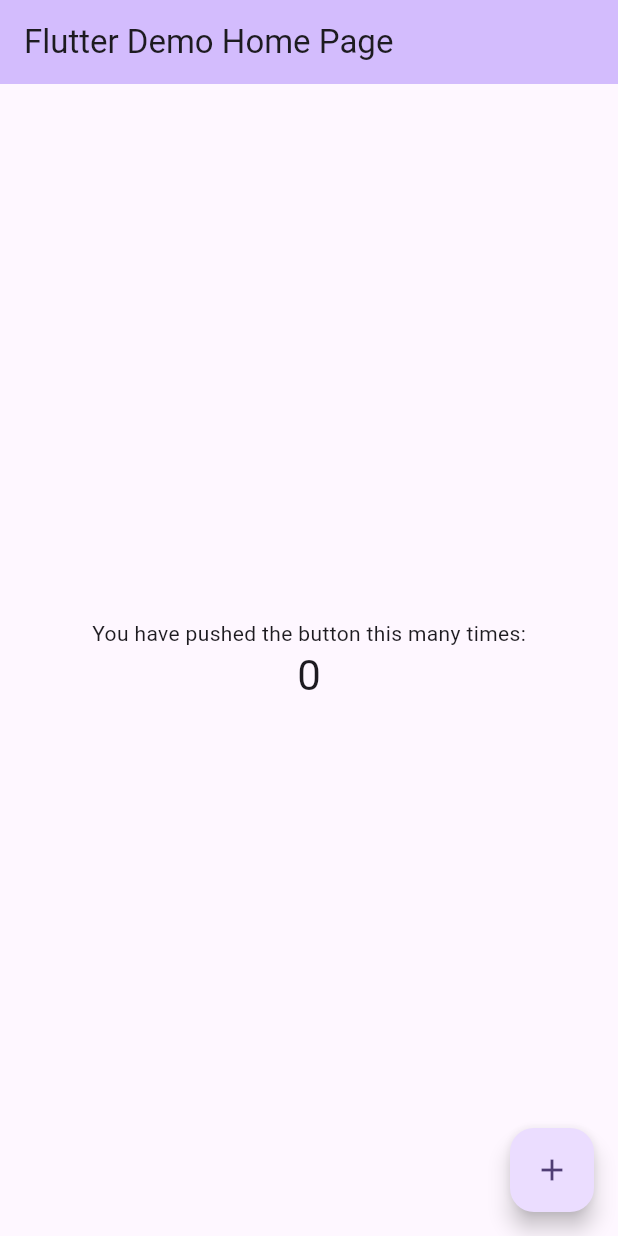
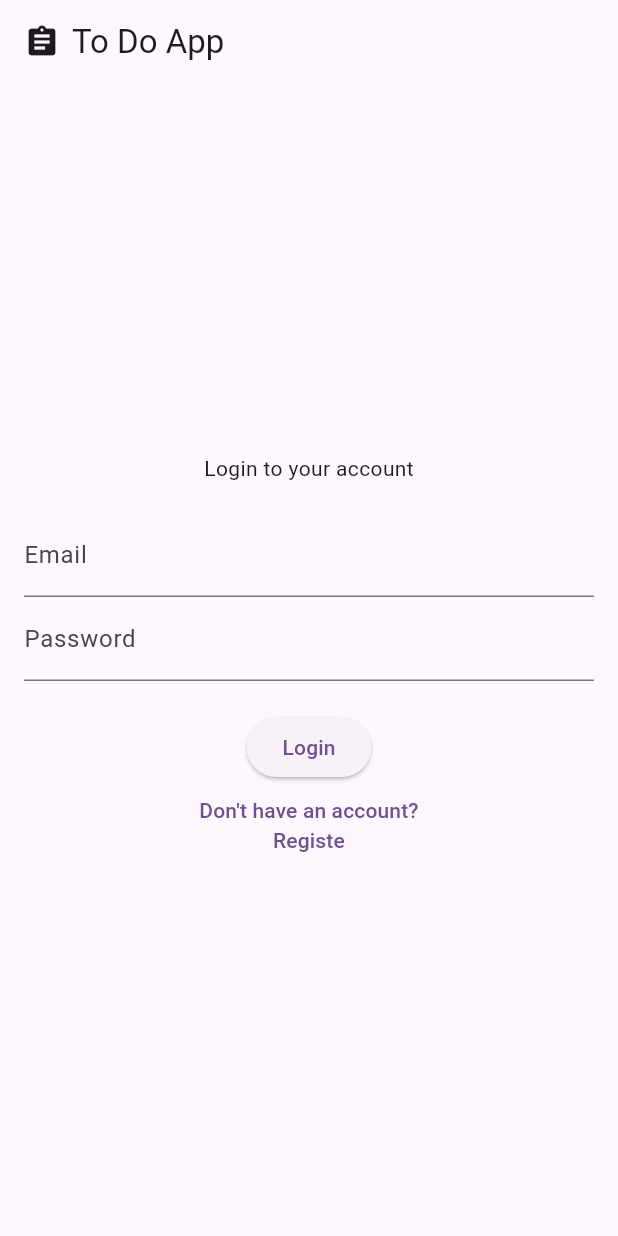
Before and after one commit to VMarkovicz/task_manager_app, a Flutter app: the screen it shows after launch, on a phone screen of 412 x 824 dp. Run offline on Flutter 3.47's test engine with Material 3 defaults, Android fonts, the phone set to English and light mode, and no system bars; our stand-ins replace firebase_auth, firebase_core; accounts and stored records are empty.

Commit message:
feat: authentication (register and login)

```diff
--- /dev/null
+++ b/lib/app.dart
@@ -0,0 +1,17 @@
+import 'package:flutter/material.dart';
+import 'package:task_manager_app/authentication/login_page.dart';
+
+class App extends StatelessWidget {
+    const App({super.key});
+
+    @override
+    Widget build(BuildContext context) {
+        return MaterialApp(
+            theme: ThemeData(
+                colorScheme: ColorScheme.fromSeed(seedColor: Colors.deepPurple),
+            ),
+            home: LoginPage(),
+            debugShowCheckedModeBanner: false,
+        );
+    }
+}
--- /dev/null
+++ b/lib/authentication/auth_service.dart
@@ -0,0 +1,41 @@
+import 'package:firebase_auth/firebase_auth.dart';
+
+class AuthService {
+    final FirebaseAuth _auth = FirebaseAuth.instance;
+
+    // Cadastro
+    Future<User?> registerWithEmailAndPassword(String email, String password) async {
+        try {
+            UserCredential result = await _auth.createUserWithEmailAndPassword(
+                email: email,
+                password: password,
+            );
+            return result.user;
+        } catch (e) {
+            print("Erro no cadastro: $e");
+            return null;
+        }
+    }
+
+    // Login
+    Future<User?> signInWithEmailAndPassword(String email, String password) async {
+        try {
+            UserCredential result = await _auth.signInWithEmailAndPassword(
+                email: email,
+                password: password,
+            );
+            return result.user;
+        } catch (e) {
+            print("Erro no login: $e");
+            return null;
+        }
+    }
+
+    // Logout
+    Future<void> signOut() async {
+        await _auth.signOut();
+    }
+
+    // Verificar usuário logado
+    Stream<User?> get userChanges => _auth.authStateChanges();
+}
--- /dev/null
+++ b/lib/authentication/login_page.dart
@@ -0,0 +1,92 @@
+import 'package:firebase_auth/firebase_auth.dart';
+import 'package:flutter/material.dart';
+import 'package:task_manager_app/authentication/register_page.dart';
+import 'package:task_manager_app/home_page.dart';
+import 'auth_service.dart';
+
+class LoginPage extends StatefulWidget {
+    const LoginPage({super.key});
+
+    @override
+    State<LoginPage> createState() => _LoginPageState();
+}
+
+class _LoginPageState extends State<LoginPage> {
+    final TextEditingController _emailController = TextEditingController();
+    final TextEditingController _passwordController = TextEditingController();
+    final AuthService _auth = AuthService();
+
+    @override
+    Widget build(BuildContext context) {
+        return Scaffold(
+            appBar: AppBar(
+                title: Row(
+                    children: [
+                        Icon(Icons.assignment),
+                        SizedBox(width: 8),
+                        Text('To Do App'),
+                    ],
+                ),
+            ),
+            body: Padding(
+                padding: const EdgeInsets.all(16.0),
+                child: Column(
+                    mainAxisAlignment: MainAxisAlignment.center,
+                    children: [
+                        Text("Login to your account"),
+                        SizedBox(height: 20),
+                        TextField(
+                            controller: _emailController,
+                            decoration: InputDecoration(labelText: 'Email'),
+                        ),
+                        TextField(
+                            controller: _passwordController,
+                            decoration: InputDecoration(labelText: 'Password'),
+                            obscureText: true,
+                        ),
+                        SizedBox(height: 20),
+                        ElevatedButton(
+                            onPressed: () async {
+                                User? user = await _auth.signInWithEmailAndPassword(
+                                    _emailController.text.trim(),
+                                    _passwordController.text.trim(),
+                                );
+
+                                if (!mounted) return;
+
+                                if (user != null) {
+                                    Navigator.push(
+                                        context,
+                                        MaterialPageRoute(builder: (context) => HomePage()),
+                                    );
+                                }
+                            },
+                            child: Text('Login'),
+                        ),
+                        TextButton(
+                            onPressed: () {
+                                Navigator.push(
+                                    context,
+                                    MaterialPageRoute(builder: (context) => RegisterPage()),
+                                );
+                            },
+                            child: Column(
+                                mainAxisAlignment: MainAxisAlignment.center, // Opcional: alinha os textos verticalmente ao centro
+                                children: <Widget>[
+                                Text(
+                                    "Don't have an account?",
+                                    textAlign: TextAlign.center, // Opcional: alinha o texto ao centro
+                                ),
+                                Text(
+                                    "Registe",
+                                    textAlign: TextAlign.center, // Opcional: alinha o texto ao centro
+                                ),
+                                ],
+                            ),
+                        ),
+                    ],
+                ),
+            ),
+        );
+    }
+}
--- a/lib/main.dart
+++ b/lib/main.dart
@@ -1,122 +1,13 @@
 import 'package:flutter/material.dart';
+import 'package:firebase_core/firebase_core.dart';
+import 'package:task_manager_app/app.dart';
+import 'firebase_options.dart';
 
-void main() {
-  runApp(const MyApp());
+void main() async{
+    WidgetsFlutterBinding.ensureInitialized();
+    await Firebase.initializeApp(
+        options: DefaultFirebaseOptions.currentPlatform,
+    );
+
+    runApp(const App());
 }
-
-class MyApp extends StatelessWidget {
-  const MyApp({super.key});
-
-  // This widget is the root of your application.
-  @override
-  Widget build(BuildContext context) {
-    return MaterialApp(
-      title: 'Flutter Demo',
-      theme: ThemeData(
-        // This is the theme of your application.
-        //
-        // TRY THIS: Try running your application with "flutter run". You'll see
-        // the application has a purple toolbar. Then, without quitting the app,
-        // try changing the seedColor in the colorScheme below to Colors.green
-        // and then invoke "hot reload" (save your changes or press the "hot
-        // reload" button in a Flutter-supported IDE, or press "r" if you used
-        // the command line to start the app).
-        //
-        // Notice that the counter didn't reset back to zero; the application
-        // state is not lost during the reload. To reset the state, use hot
-        // restart instead.
-        //
-        // This works for code too, not just values: Most code changes can be
-        // tested with just a hot reload.
-        colorScheme: ColorScheme.fromSeed(seedColor: Colors.deepPurple),
-      ),
-      home: const MyHomePage(title: 'Flutter Demo Home Page'),
-    );
-  }
-}
-
-class MyHomePage extends StatefulWidget {
-  const MyHomePage({super.key, required this.title});
-
-  // This widget is the home page of your application. It is stateful, meaning
-  // that it has a State object (defined below) that contains fields that affect
-  // how it looks.
-
-  // This class is the configuration for the state. It holds the values (in this
-  // case the title) provided by the parent (in this case the App widget) and
-  // used by the build method of the State. Fields in a Widget subclass are
-  // always marked "final".
-
-  final String title;
-
-  @override
-  State<MyHomePage> createState() => _MyHomePageState();
-}
-
-class _MyHomePageState extends State<MyHomePage> {
-  int _counter = 0;
-
-  void _incrementCounter() {
-    setState(() {
-      // This call to setState tells the Flutter framework that something has
-      // changed in this State, which causes it to rerun the build method below
-      // so that the display can reflect the updated values. If we changed
-      // _counter without calling setState(), then the build method would not be
-      // called again, and so nothing would appear to happen.
-      _counter++;
-    });
-  }
-
-  @override
-  Widget build(BuildContext context) {
-    // This method is rerun every time setState is called, for instance as done
-    // by the _incrementCounter method above.
-    //
-    // The Flutter framework has been optimized to make rerunning build methods
-    // fast, so that you can just rebuild anything that needs updating rather
-    // than having to individually change instances of widgets.
-    return Scaffold(
-      appBar: AppBar(
-        // TRY THIS: Try changing the color here to a specific color (to
-        // Colors.amber, perhaps?) and trigger a hot reload to see the AppBar
-        // change color while the other colors stay the same.
-        backgroundColor: Theme.of(context).colorScheme.inversePrimary,
-        // Here we take the value from the MyHomePage object that was created by
-        // the App.build method, and use it to set our appbar title.
-        title: Text(widget.title),
-      ),
-      body: Center(
-        // Center is a layout widget. It takes a single child and positions it
-        // in the middle of the parent.
-        child: Column(
-          // Column is also a layout widget. It takes a list of children and
-          // arranges them vertically. By default, it sizes itself to fit its
-          // children horizontally, and tries to be as tall as its parent.
-          //
-          // Column has various properties to control how it sizes itself and
-          // how it positions its children. Here we use mainAxisAlignment to
-          // center the children vertically; the main axis here is the vertical
-          // axis because Columns are vertical (the cross axis would be
-          // horizontal).
-          //
-          // TRY THIS: Invoke "debug painting" (choose the "Toggle Debug Paint"
-          // action in the IDE, or press "p" in the console), to see the
-          // wireframe for each widget.
-          mainAxisAlignment: MainAxisAlignment.center,
-          children: <Widget>[
-            const Text('You have pushed the button this many times:'),
-            Text(
-              '$_counter',
-              style: Theme.of(context).textTheme.headlineMedium,
-            ),
-          ],
-        ),
-      ),
-      floatingActionButton: FloatingActionButton(
-        onPressed: _incrementCounter,
-        tooltip: 'Increment',
-        child: const Icon(Icons.add),
-      ), // This trailing comma makes auto-formatting nicer for build methods.
-    );
-  }
-}
--- a/pubspec.yaml
+++ b/pubspec.yaml
@@ -30,6 +30,12 @@ environment:
 dependencies:
   flutter:
     sdk: flutter
+  get:
+  firebase_core:
+  firebase_database:
+  firebase_auth:
+  cloud_firestore:
+  get_storage:
 
   # The following adds the Cupertino Icons font to your application.
   # Use with the CupertinoIcons class for iOS style icons.
```
Also changed, not shown: lib/authentication/register_page.dart (added, +92 -0 lines), lib/home_page.dart (added, +44 -0 lines), firebase.json (added), lib/firebase_options.dart (added), pubspec.lock, 361 other files.
